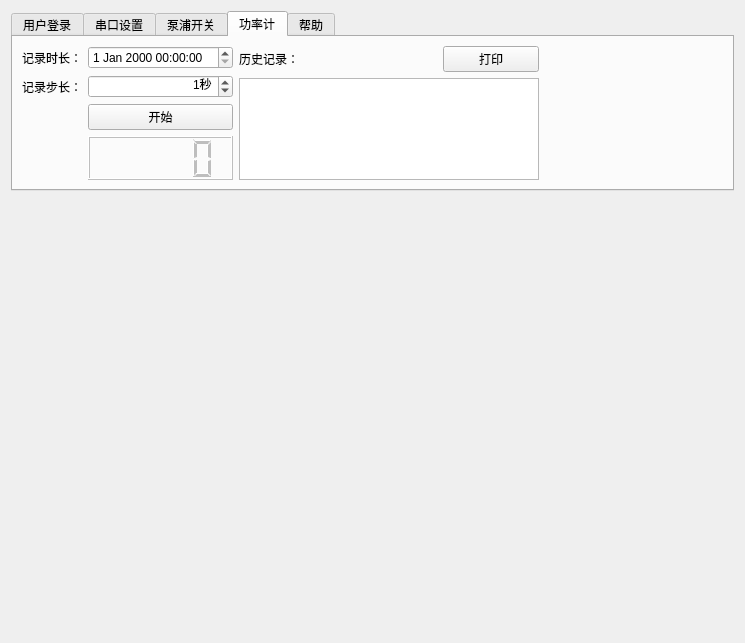
The window that UI/main.ui (lidingke/xiexiao) describes before a commit, drawn with Qt 5.
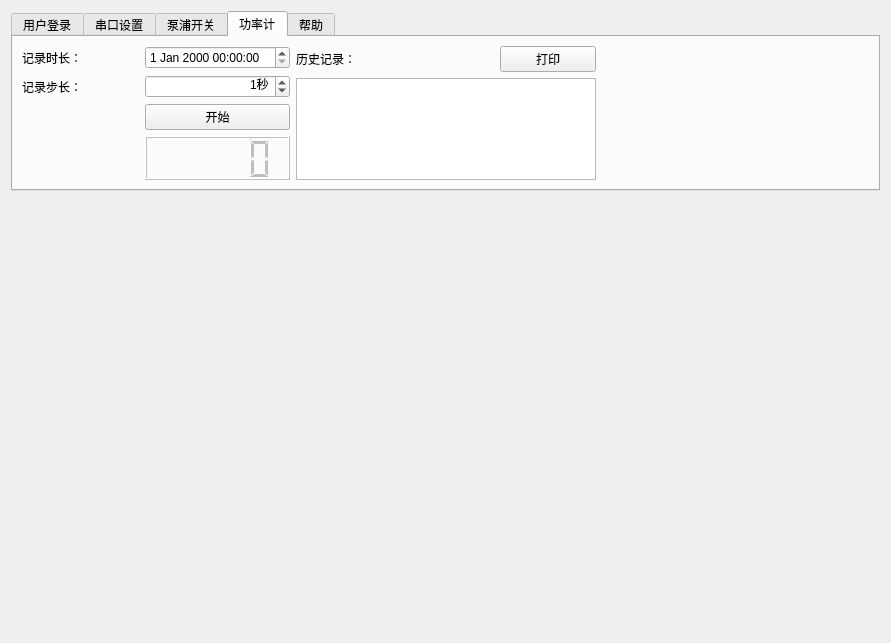
The same window after the commit.

```diff
--- a/UI/main.ui
+++ b/UI/main.ui
@@ -6,7 +6,7 @@
    <rect>
     <x>0</x>
     <y>0</y>
-    <width>745</width>
+    <width>891</width>
     <height>643</height>
    </rect>
   </property>
```
